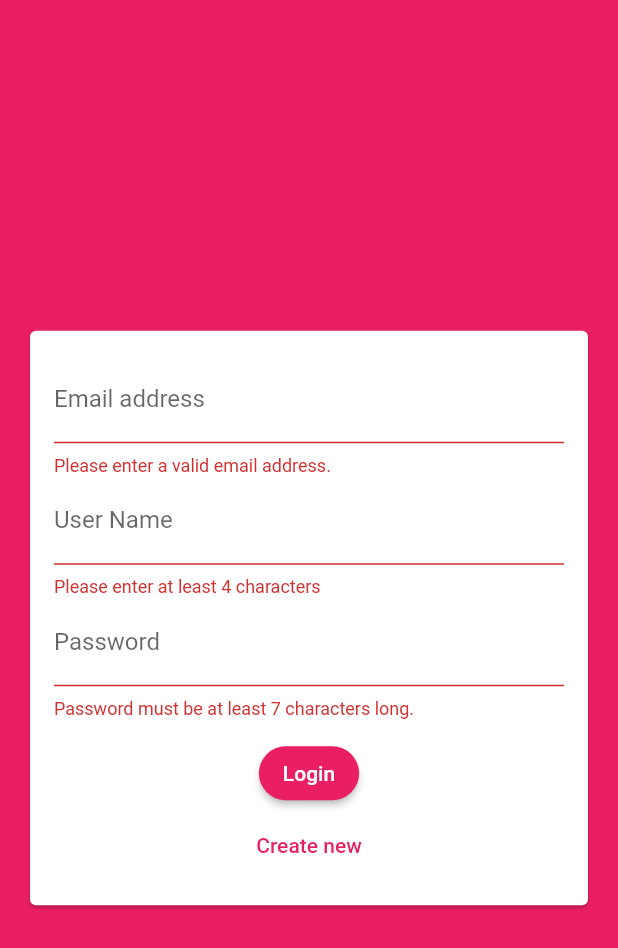
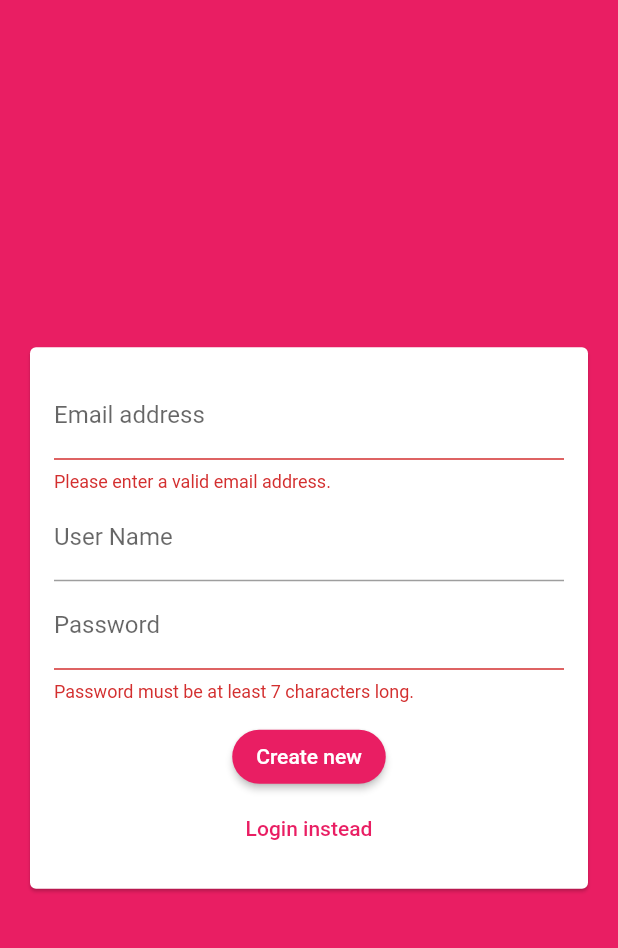
Before and after one commit to MostafaAmin0/Chat_App, a Flutter app: the screen it shows after launch, after a tap on "Login", after a tap on "Create new", on a phone screen of 412 x 824 dp. Shown: the top 948 px of the screen. Run offline on Flutter 3.47's test engine with Material 2 defaults, Android fonts, the phone set to English and light mode, and no system bars; our stand-ins replace cloud_firestore, firebase_core; accounts and stored records are empty.

Commit message:
switch between login , sign up

```diff
--- a/lib/widgets/auth/auth_form.dart
+++ b/lib/widgets/auth/auth_form.dart
@@ -15,6 +15,8 @@ class _AuthFormState extends State<AuthForm> {
   late final _userEmail;
   late final _userName;
   late final _userPassword;
+
+  var _isLogin = true;
 
   void _trySubmit() {
     final isValid = _formKey.currentState!.validate();
@@ -43,6 +45,7 @@ class _AuthFormState extends State<AuthForm> {
                 mainAxisSize: MainAxisSize.min,
                 children: [
                   TextFormField(
+                    key: const ValueKey('email'),
                     keyboardType: TextInputType.emailAddress,
                     decoration: const InputDecoration(
                       labelText: 'Email address',
@@ -57,7 +60,9 @@ class _AuthFormState extends State<AuthForm> {
                       _userEmail = value;
                     },
                   ),
+                  if (!_isLogin)
                     TextFormField(
+                      key: const ValueKey('name'),
                       decoration: const InputDecoration(
                         labelText: 'User Name',
                       ),
@@ -72,6 +77,7 @@ class _AuthFormState extends State<AuthForm> {
                       },
                     ),
                   TextFormField(
+                    key : const ValueKey('pass'),
                     decoration: const InputDecoration(
                       labelText: 'Password',
                     ),
@@ -90,12 +96,16 @@ class _AuthFormState extends State<AuthForm> {
                     height: 12,
                   ),
                   ElevatedButton(
-                    child: const Text('Login'),
+                    child: Text(_isLogin ? 'Login' : 'Create new'),
                     onPressed: _trySubmit,
                   ),
                   TextButton(
-                    onPressed: () {},
-                    child: const Text('Create new'),
+                    child: Text(_isLogin ? 'Create new' : 'Login instead'),
+                    onPressed: () {
+                      setState(() {
+                        _isLogin = !_isLogin;
+                      });
+                    },
                   ),
                 ],
               ),
```
Lines whose indentation alone changed are shown as unchanged.
